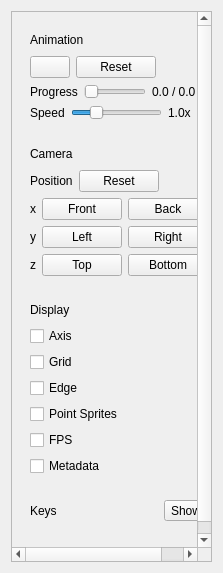
This is src/sidebarwnd.ui in ccseer/f3dviewer as Qt 5 draws it before an edit. The edited form follows.
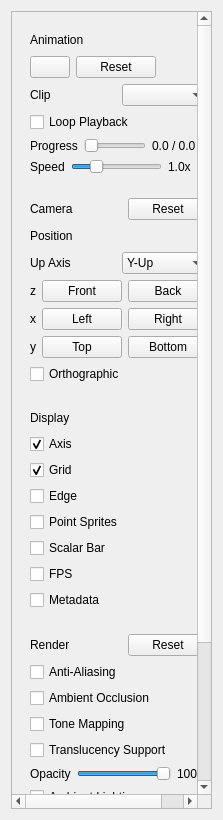
This is the edited form.

Commit message:
refactor(f3dwidget): refine path handling for non-ASCII filenames on Windows
- Restore GetShortPathNameW logic to generate DOS 8.3 short paths.
- Implement createAsciiSiblingAlias using hard links as a fallback for non-ASCII paths.
- Update loadModelInBackground to attempt loading via alias if the initial load fails.
- Clean up redundant signal declarations and improve F3D engine option parsing.
- Enhance sidebar UI state synchronization and DPI scaling.

The edit to the form file:
```diff
--- a/src/sidebarwnd.ui
+++ b/src/sidebarwnd.ui
@@ -7,7 +7,7 @@
     <x>0</x>
     <y>0</y>
     <width>223</width>
-    <height>573</height>
+    <height>820</height>
    </rect>
   </property>
   <layout class="QGridLayout" name="gridLayout">
@@ -22,7 +22,7 @@
         <x>0</x>
         <y>0</y>
         <width>209</width>
-        <height>559</height>
+        <height>900</height>
        </rect>
       </property>
       <layout class="QVBoxLayout" name="verticalLayout">
@@ -85,6 +85,31 @@
            </layout>
           </item>
           <item row="2" column="0">
+           <layout class="QHBoxLayout" name="horizontalLayout_ani_selector">
+            <item>
+             <widget class="QLabel" name="label_ani_clip">
+              <property name="text">
+               <string>Clip</string>
+              </property>
+             </widget>
+            </item>
+            <item>
+             <widget class="QComboBox" name="comboBox_ani_clip"/>
+            </item>
+           </layout>
+          </item>
+          <item row="3" column="0">
+           <layout class="QHBoxLayout" name="horizontalLayout_ani_loop">
+            <item>
+             <widget class="QCheckBox" name="checkBox_ani_loop">
+              <property name="text">
+               <string>Loop Playback</string>
+              </property>
+             </widget>
+            </item>
+           </layout>
+          </item>
+          <item row="4" column="0">
            <layout class="QHBoxLayout" name="horizontalLayout_ani_progress">
             <item>
              <widget class="QLabel" name="label_ani_progress">
@@ -121,7 +146,7 @@
             </item>
            </layout>
           </item>
-          <item row="3" column="0">
+          <item row="5" column="0">
            <layout class="QHBoxLayout" name="horizontalLayout_ani_speed">
             <item>
              <widget class="QLabel" name="label_ani_speed">
@@ -167,82 +192,6 @@
        <item>
         <widget class="QWidget" name="widget_grp_animation_2" native="true">
          <layout class="QGridLayout" name="gridLayout_3">
-          <item row="4" column="0">
-           <layout class="QHBoxLayout" name="horizontalLayout_4">
-            <item>
-             <widget class="QLabel" name="label_camera_z">
-              <property name="text">
-               <string>z</string>
-              </property>
-             </widget>
-            </item>
-            <item>
-             <widget class="QPushButton" name="pushButton_camera_top">
-              <property name="text">
-               <string>Top</string>
-              </property>
-             </widget>
-            </item>
-            <item>
-             <widget class="QPushButton" name="pushButton_camera_btm">
-              <property name="text">
-               <string>Bottom</string>
-              </property>
-             </widget>
-            </item>
-            <item>
-             <spacer name="horizontalSpacer_9">
-              <property name="orientation">
-               <enum>Qt::Orientation::Horizontal</enum>
-              </property>
-              <property name="sizeHint" stdset="0">
-               <size>
-                <width>40</width>
-                <height>20</height>
-               </size>
-              </property>
-             </spacer>
-            </item>
-           </layout>
-          </item>
-          <item row="2" column="0">
-           <layout class="QHBoxLayout" name="horizontalLayout_14">
-            <item>
-             <widget class="QLabel" name="label_camera_x">
-              <property name="text">
-               <string>x</string>
-              </property>
-             </widget>
-            </item>
-            <item>
-             <widget class="QPushButton" name="pushButton_camera_font">
-              <property name="text">
-               <string>Front</string>
-              </property>
-             </widget>
-            </item>
-            <item>
-             <widget class="QPushButton" name="pushButton_camera_back">
-              <property name="text">
-               <string>Back</string>
-              </property>
-             </widget>
-            </item>
-            <item>
-             <spacer name="horizontalSpacer_6">
-              <property name="orientation">
-               <enum>Qt::Orientation::Horizontal</enum>
-              </property>
-              <property name="sizeHint" stdset="0">
-               <size>
-                <width>40</width>
-                <height>20</height>
-               </size>
-              </property>
-             </spacer>
-            </item>
-           </layout>
-          </item>
           <item row="0" column="0">
            <layout class="QHBoxLayout" name="horizontalLayout_3">
             <item>
@@ -265,6 +214,13 @@
               </property>
              </spacer>
             </item>
+            <item>
+             <widget class="QPushButton" name="pushButton_camera_reset">
+              <property name="text">
+               <string>Reset</string>
+              </property>
+             </widget>
+            </item>
            </layout>
           </item>
           <item row="1" column="0">
@@ -276,13 +232,6 @@
               </property>
              </widget>
             </item>
-            <item>
-             <widget class="QPushButton" name="pushButton_camera_reset">
-              <property name="text">
-               <string>Reset</string>
-              </property>
-             </widget>
-            </item>
             <item>
              <spacer name="horizontalSpacer_5">
               <property name="orientation">
@@ -298,12 +247,75 @@
             </item>
            </layout>
           </item>
+          <item row="2" column="0">
+           <layout class="QHBoxLayout" name="horizontalLayout_camera_up">
+            <item>
+             <widget class="QLabel" name="label_camera_up">
+              <property name="text">
+               <string>Up Axis</string>
+              </property>
+             </widget>
+            </item>
+            <item>
+             <widget class="QComboBox" name="comboBox_camera_up">
+              <item>
+               <property name="text">
+                <string>Y-Up</string>
+               </property>
+              </item>
+              <item>
+               <property name="text">
+                <string>Z-Up</string>
+               </property>
+              </item>
+             </widget>
+            </item>
+           </layout>
+          </item>
           <item row="3" column="0">
+           <layout class="QHBoxLayout" name="horizontalLayout_14">
+            <item>
+             <widget class="QLabel" name="label_camera_front_back_axis">
+              <property name="text">
+               <string>z</string>
+              </property>
+             </widget>
+            </item>
+            <item>
+             <widget class="QPushButton" name="pushButton_camera_font">
+              <property name="text">
+               <string>Front</string>
+              </property>
+             </widget>
+            </item>
+            <item>
+             <widget class="QPushButton" name="pushButton_camera_back">
+              <property name="text">
+               <string>Back</string>
+              </property>
+             </widget>
+            </item>
+            <item>
+             <spacer name="horizontalSpacer_6">
+              <property name="orientation">
+               <enum>Qt::Orientation::Horizontal</enum>
+              </property>
+              <property name="sizeHint" stdset="0">
+               <size>
+                <width>40</width>
+                <height>20</height>
+               </size>
+              </property>
+             </spacer>
+            </item>
+           </layout>
+          </item>
+          <item row="4" column="0">
            <layout class="QHBoxLayout" name="horizontalLayout_15">
             <item>
              <widget class="QLabel" name="label_camera_y">
               <property name="text">
-               <string>y</string>
+               <string>x</string>
               </property>
              </widget>
             </item>
@@ -336,16 +348,92 @@
             </item>
            </layout>
           </item>
+          <item row="5" column="0">
+           <layout class="QHBoxLayout" name="horizontalLayout_4">
+            <item>
+             <widget class="QLabel" name="label_camera_top_bottom_axis">
+              <property name="text">
+               <string>y</string>
+              </property>
+             </widget>
+            </item>
+            <item>
+             <widget class="QPushButton" name="pushButton_camera_top">
+              <property name="text">
+               <string>Top</string>
+              </property>
+             </widget>
+            </item>
+            <item>
+             <widget class="QPushButton" name="pushButton_camera_btm">
+              <property name="text">
+               <string>Bottom</string>
+              </property>
+             </widget>
+            </item>
+            <item>
+             <spacer name="horizontalSpacer_9">
+              <property name="orientation">
+               <enum>Qt::Orientation::Horizontal</enum>
+              </property>
+              <property name="sizeHint" stdset="0">
+               <size>
+                <width>40</width>
+                <height>20</height>
+               </size>
+              </property>
+             </spacer>
+            </item>
+           </layout>
+          </item>
+          <item row="6" column="0">
+           <layout class="QHBoxLayout" name="horizontalLayout_camera_projection">
+            <item>
+             <widget class="QCheckBox" name="checkBox_camera_orthographic">
+              <property name="text">
+               <string>Orthographic</string>
+              </property>
+             </widget>
+            </item>
+           </layout>
+          </item>
          </layout>
         </widget>
        </item>
        <item>
         <widget class="QWidget" name="widget_grp_animation_3" native="true">
          <layout class="QGridLayout" name="gridLayout_4">
+          <item row="0" column="0">
+           <layout class="QHBoxLayout" name="horizontalLayout_5">
+            <item>
+             <widget class="QLabel" name="label_title_display">
+              <property name="text">
+               <string>Display</string>
+              </property>
+             </widget>
+            </item>
+            <item>
+             <spacer name="horizontalSpacer_3">
+              <property name="orientation">
+               <enum>Qt::Orientation::Horizontal</enum>
+              </property>
+              <property name="sizeHint" stdset="0">
+               <size>
+                <width>40</width>
+                <height>20</height>
+               </size>
+              </property>
+             </spacer>
+            </item>
+           </layout>
+          </item>
           <item row="1" column="0">
            <layout class="QHBoxLayout" name="horizontalLayout_7">
             <item>
              <widget class="QCheckBox" name="checkBox_display_axis">
+              <property name="checked">
+               <bool>true</bool>
+              </property>
               <property name="text">
                <string>Axis</string>
               </property>
@@ -357,6 +445,9 @@
            <layout class="QHBoxLayout" name="horizontalLayout_7b">
             <item>
              <widget class="QCheckBox" name="checkBox_display_grid">
+              <property name="checked">
+               <bool>true</bool>
+              </property>
               <property name="text">
                <string>Grid</string>
               </property>
@@ -364,28 +455,6 @@
             </item>
            </layout>
           </item>
-          <item row="5" column="0">
-           <layout class="QHBoxLayout" name="horizontalLayout_9">
-            <item>
-             <widget class="QCheckBox" name="checkBox_display_fps">
-              <property name="text">
-               <string>FPS</string>
-              </property>
-             </widget>
-            </item>
-           </layout>
-          </item>
-          <item row="6" column="0">
-           <layout class="QHBoxLayout" name="horizontalLayout_6">
-            <item>
-             <widget class="QCheckBox" name="checkBox_display_metadata">
-              <property name="text">
-               <string>Metadata</string>
-              </property>
-             </widget>
-            </item>
-           </layout>
-          </item>
           <item row="3" column="0">
            <layout class="QHBoxLayout" name="horizontalLayout_8">
             <item>
@@ -397,30 +466,6 @@
             </item>
            </layout>
           </item>
-          <item row="0" column="0">
-           <layout class="QHBoxLayout" name="horizontalLayout_5">
-            <item>
-             <widget class="QLabel" name="label_title_ani_3">
-              <property name="text">
-               <string>Display</string>
-              </property>
-             </widget>
-            </item>
-            <item>
-             <spacer name="horizontalSpacer_3">
-              <property name="orientation">
-               <enum>Qt::Orientation::Horizontal</enum>
-              </property>
-              <property name="sizeHint" stdset="0">
-               <size>
-                <width>40</width>
-                <height>20</height>
-               </size>
-              </property>
-             </spacer>
-            </item>
-           </layout>
-          </item>
           <item row="4" column="0">
            <layout class="QHBoxLayout" name="horizontalLayout_10">
             <item>
@@ -432,11 +477,200 @@
             </item>
            </layout>
           </item>
+          <item row="5" column="0">
+           <layout class="QHBoxLayout" name="horizontalLayout_display_scalar_bar">
+            <item>
+             <widget class="QCheckBox" name="checkBox_display_scalar_bar">
+              <property name="text">
+               <string>Scalar Bar</string>
+              </property>
+             </widget>
+            </item>
+           </layout>
+          </item>
+          <item row="6" column="0">
+           <layout class="QHBoxLayout" name="horizontalLayout_9">
+            <item>
+             <widget class="QCheckBox" name="checkBox_display_fps">
+              <property name="text">
+               <string>FPS</string>
+              </property>
+             </widget>
+            </item>
+           </layout>
+          </item>
+          <item row="7" column="0">
+           <layout class="QHBoxLayout" name="horizontalLayout_6">
+            <item>
+             <widget class="QCheckBox" name="checkBox_display_metadata">
+              <property name="text">
+               <string>Metadata</string>
+              </property>
+             </widget>
+            </item>
+           </layout>
+          </item>
          </layout>
         </widget>
        </item>
        <item>
-       <widget class="QWidget" name="widget_grp_animation_4" native="true">
+        <widget class="QWidget" name="widget_grp_render" native="true">
+         <layout class="QGridLayout" name="gridLayout_render">
+          <item row="0" column="0">
+           <layout class="QHBoxLayout" name="horizontalLayout_render_title">
+            <item>
+             <widget class="QLabel" name="label_title_render">
+              <property name="text">
+               <string>Render</string>
+              </property>
+             </widget>
+            </item>
+            <item>
+             <spacer name="horizontalSpacer_render">
+              <property name="orientation">
+               <enum>Qt::Orientation::Horizontal</enum>
+              </property>
+              <property name="sizeHint" stdset="0">
+               <size>
+                <width>40</width>
+                <height>20</height>
+               </size>
+             </property>
+             </spacer>
+            </item>
+            <item>
+             <widget class="QPushButton" name="pushButton_render_reset">
+              <property name="text">
+               <string>Reset</string>
+              </property>
+             </widget>
+            </item>
+           </layout>
+          </item>
+          <item row="1" column="0">
+           <layout class="QHBoxLayout" name="horizontalLayout_render_aa">
+            <item>
+             <widget class="QCheckBox" name="checkBox_render_anti_aliasing">
+              <property name="text">
+               <string>Anti-Aliasing</string>
+              </property>
+             </widget>
+            </item>
+           </layout>
+          </item>
+          <item row="2" column="0">
+           <layout class="QHBoxLayout" name="horizontalLayout_render_ao">
+            <item>
+             <widget class="QCheckBox" name="checkBox_render_ambient_occlusion">
+              <property name="text">
+               <string>Ambient Occlusion</string>
+              </property>
+             </widget>
+            </item>
+           </layout>
+          </item>
+          <item row="3" column="0">
+           <layout class="QHBoxLayout" name="horizontalLayout_render_tonemap">
+            <item>
+             <widget class="QCheckBox" name="checkBox_render_tone_mapping">
+              <property name="text">
+               <string>Tone Mapping</string>
+              </property>
+             </widget>
+            </item>
+           </layout>
+          </item>
+          <item row="4" column="0">
+           <layout class="QHBoxLayout" name="horizontalLayout_render_translucency">
+            <item>
+             <widget class="QCheckBox" name="checkBox_render_translucency">
+              <property name="text">
+               <string>Translucency Support</string>
+              </property>
+             </widget>
+            </item>
+           </layout>
+          </item>
+          <item row="5" column="0">
+           <layout class="QHBoxLayout" name="horizontalLayout_render_opacity">
+            <item>
+             <widget class="QLabel" name="label_render_opacity">
+              <property name="text">
+               <string>Opacity</string>
+              </property>
+             </widget>
+            </item>
+            <item>
+             <widget class="QSlider" name="slider_render_opacity">
+              <property name="maximum">
+               <number>100</number>
+              </property>
+              <property name="value">
+               <number>100</number>
+              </property>
+              <property name="orientation">
+               <enum>Qt::Orientation::Horizontal</enum>
+              </property>
+             </widget>
+            </item>
+            <item>
+             <widget class="QLabel" name="label_render_opacity_val">
+              <property name="text">
+               <string>100%</string>
+              </property>
+             </widget>
+            </item>
+           </layout>
+          </item>
+          <item row="6" column="0">
+           <layout class="QHBoxLayout" name="horizontalLayout_render_ambient">
+            <item>
+             <widget class="QCheckBox" name="checkBox_render_hdri_ambient">
+              <property name="text">
+               <string>Ambient Lighting</string>
+              </property>
+             </widget>
+            </item>
+           </layout>
+          </item>
+          <item row="7" column="0">
+           <layout class="QHBoxLayout" name="horizontalLayout_render_skybox">
+            <item>
+             <widget class="QCheckBox" name="checkBox_render_skybox">
+              <property name="text">
+               <string>Skybox Background</string>
+              </property>
+             </widget>
+            </item>
+           </layout>
+          </item>
+          <item row="8" column="0">
+           <layout class="QHBoxLayout" name="horizontalLayout_render_volume">
+            <item>
+             <widget class="QCheckBox" name="checkBox_render_volume">
+              <property name="text">
+               <string>Volume Rendering</string>
+              </property>
+             </widget>
+            </item>
+           </layout>
+          </item>
+          <item row="9" column="0">
+           <layout class="QHBoxLayout" name="horizontalLayout_render_blur">
+            <item>
+             <widget class="QCheckBox" name="checkBox_render_background_blur">
+              <property name="text">
+               <string>Background Blur</string>
+              </property>
+             </widget>
+            </item>
+           </layout>
+          </item>
+         </layout>
+        </widget>
+       </item>
+       <item>
+        <widget class="QWidget" name="widget_grp_keys" native="true">
          <layout class="QGridLayout" name="gridLayout_5">
           <item row="0" column="0">
            <layout class="QHBoxLayout" name="horizontalLayout_keys_header">
```
Left out of the diff: 16 changed lines with no effect on the pictures. The commit also changes 6 other files.
